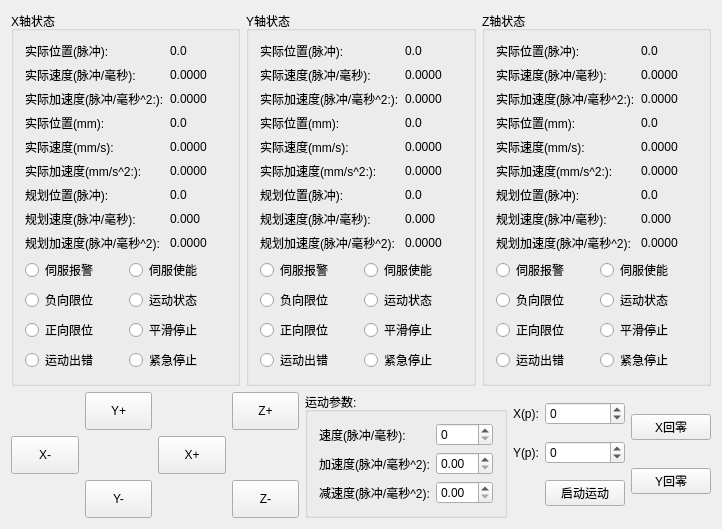
Before: the Qt Designer form GTSSimpleController/Widget/MasterControlWidget.ui in whisper512/GTS, drawn with Qt 5.
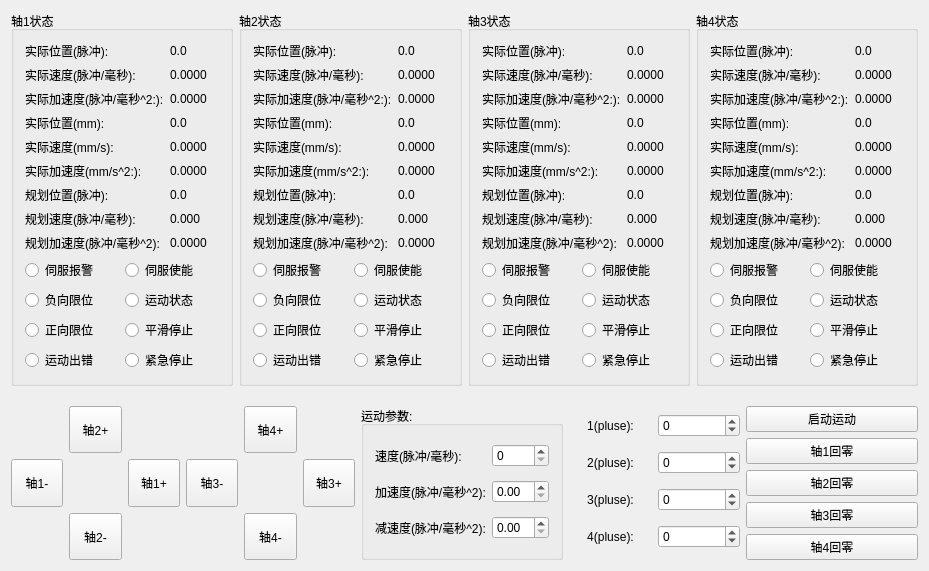
After: the same form once the commit is applied.

The edit to the form file:
```diff
--- a/GTSSimpleController/Widget/MasterControlWidget.ui
+++ b/GTSSimpleController/Widget/MasterControlWidget.ui
@@ -6,20 +6,23 @@
    <rect>
     <x>0</x>
     <y>0</y>
-    <width>722</width>
-    <height>453</height>
+    <width>929</width>
+    <height>493</height>
    </rect>
   </property>
   <property name="windowTitle">
    <string>CMasterControlWidget</string>
   </property>
-  <layout class="QVBoxLayout" name="verticalLayout_4">
+  <layout class="QVBoxLayout" name="verticalLayout_3">
+   <property name="spacing">
+    <number>20</number>
+   </property>
    <item>
-    <layout class="QHBoxLayout" name="horizontalLayout_3">
+    <layout class="QHBoxLayout" name="horizontalLayout_2">
      <item>
-      <widget class="QGroupBox" name="groupBox_AxisStateX">
+      <widget class="QGroupBox" name="groupBox_AxisState1">
        <property name="title">
-        <string>X轴状态</string>
+        <string>轴1状态</string>
        </property>
        <layout class="QVBoxLayout" name="verticalLayout" stretch="7,3">
         <item>
@@ -216,9 +219,9 @@
       </widget>
      </item>
      <item>
-      <widget class="QGroupBox" name="groupBox_AxisStateY">
+      <widget class="QGroupBox" name="groupBox_AxisState2">
        <property name="title">
-        <string>Y轴状态</string>
+        <string>轴2状态</string>
        </property>
        <layout class="QVBoxLayout" name="verticalLayout_5" stretch="7,3">
         <item>
@@ -415,9 +418,9 @@
       </widget>
      </item>
      <item>
-      <widget class="QGroupBox" name="groupBox_AxisStateZ">
+      <widget class="QGroupBox" name="groupBox_AxisState3">
        <property name="title">
-        <string>Z轴状态</string>
+        <string>轴3状态</string>
        </property>
        <layout class="QVBoxLayout" name="verticalLayout_6" stretch="7,3">
         <item>
@@ -602,7 +605,206 @@
            </widget>
           </item>
           <item row="3" column="1">
-           <widget class="QRadioButton" name="radioButton_eStopZ">
+           <widget class="QRadioButton" name="radioButton_eStop3">
+            <property name="text">
+             <string>紧急停止</string>
+            </property>
+           </widget>
+          </item>
+         </layout>
+        </item>
+       </layout>
+      </widget>
+     </item>
+     <item>
+      <widget class="QGroupBox" name="groupBox_AxisState4">
+       <property name="title">
+        <string>轴4状态</string>
+       </property>
+       <layout class="QVBoxLayout" name="verticalLayout_7" stretch="7,3">
+        <item>
+         <layout class="QGridLayout" name="gridLayout_10">
+          <item row="4" column="1">
+           <widget class="QLabel" name="label_actVelData4">
+            <property name="text">
+             <string>0.0000</string>
+            </property>
+           </widget>
+          </item>
+          <item row="7" column="0">
+           <widget class="QLabel" name="label_tgtVel4">
+            <property name="text">
+             <string>规划速度(脉冲/毫秒):</string>
+            </property>
+           </widget>
+          </item>
+          <item row="1" column="1">
+           <widget class="QLabel" name="label_actVelPluseData4">
+            <property name="text">
+             <string>0.0000</string>
+            </property>
+           </widget>
+          </item>
+          <item row="1" column="0">
+           <widget class="QLabel" name="label_actPluseVel4">
+            <property name="text">
+             <string>实际速度(脉冲/毫秒):</string>
+            </property>
+           </widget>
+          </item>
+          <item row="3" column="0">
+           <widget class="QLabel" name="label_actPos4">
+            <property name="text">
+             <string>实际位置(mm):</string>
+            </property>
+           </widget>
+          </item>
+          <item row="2" column="1">
+           <widget class="QLabel" name="label_actPluseAccData4">
+            <property name="text">
+             <string>0.0000</string>
+            </property>
+           </widget>
+          </item>
+          <item row="0" column="1">
+           <widget class="QLabel" name="label_actPosPluseData4">
+            <property name="text">
+             <string>0.0</string>
+            </property>
+           </widget>
+          </item>
+          <item row="2" column="0">
+           <widget class="QLabel" name="label_actPluseAcc4">
+            <property name="text">
+             <string>实际加速度(脉冲/毫秒^2:):</string>
+            </property>
+           </widget>
+          </item>
+          <item row="6" column="1">
+           <widget class="QLabel" name="label_tgtPosData4">
+            <property name="text">
+             <string>0.0</string>
+            </property>
+           </widget>
+          </item>
+          <item row="8" column="0">
+           <widget class="QLabel" name="label_tgtAcc4">
+            <property name="text">
+             <string>规划加速度(脉冲/毫秒^2):</string>
+            </property>
+           </widget>
+          </item>
+          <item row="5" column="1">
+           <widget class="QLabel" name="label_actAccData4">
+            <property name="text">
+             <string>0.0000</string>
+            </property>
+           </widget>
+          </item>
+          <item row="5" column="0">
+           <widget class="QLabel" name="label_actAcc4">
+            <property name="text">
+             <string>实际加速度(mm/s^2:):</string>
+            </property>
+           </widget>
+          </item>
+          <item row="7" column="1">
+           <widget class="QLabel" name="label_tgtVelData4">
+            <property name="text">
+             <string>0.000</string>
+            </property>
+           </widget>
+          </item>
+          <item row="0" column="0">
+           <widget class="QLabel" name="label_actPlusePos4">
+            <property name="text">
+             <string>实际位置(脉冲):</string>
+            </property>
+           </widget>
+          </item>
+          <item row="4" column="0">
+           <widget class="QLabel" name="label_actVel4">
+            <property name="text">
+             <string>实际速度(mm/s):</string>
+            </property>
+           </widget>
+          </item>
+          <item row="8" column="1">
+           <widget class="QLabel" name="label_tgtAccData4">
+            <property name="text">
+             <string>0.0000</string>
+            </property>
+           </widget>
+          </item>
+          <item row="3" column="1">
+           <widget class="QLabel" name="label_actPosData4">
+            <property name="text">
+             <string>0.0</string>
+            </property>
+           </widget>
+          </item>
+          <item row="6" column="0">
+           <widget class="QLabel" name="label_tgtPos4">
+            <property name="text">
+             <string>规划位置(脉冲):</string>
+            </property>
+           </widget>
+          </item>
+         </layout>
+        </item>
+        <item>
+         <layout class="QGridLayout" name="gridLayout_11">
+          <item row="0" column="0">
+           <widget class="QRadioButton" name="radioButton_sevorAlarm4">
+            <property name="text">
+             <string>伺服报警</string>
+            </property>
+           </widget>
+          </item>
+          <item row="0" column="1">
+           <widget class="QRadioButton" name="radioButton_servoEnable4">
+            <property name="text">
+             <string>伺服使能</string>
+            </property>
+           </widget>
+          </item>
+          <item row="1" column="0">
+           <widget class="QRadioButton" name="radioButton_nLimit4">
+            <property name="text">
+             <string>负向限位</string>
+            </property>
+           </widget>
+          </item>
+          <item row="1" column="1">
+           <widget class="QRadioButton" name="radioButton_motionSts4">
+            <property name="text">
+             <string>运动状态</string>
+            </property>
+           </widget>
+          </item>
+          <item row="2" column="0">
+           <widget class="QRadioButton" name="radioButton_pLimit4">
+            <property name="text">
+             <string>正向限位</string>
+            </property>
+           </widget>
+          </item>
+          <item row="2" column="1">
+           <widget class="QRadioButton" name="radioButton_smoothStop4">
+            <property name="text">
+             <string>平滑停止</string>
+            </property>
+           </widget>
+          </item>
+          <item row="3" column="0">
+           <widget class="QRadioButton" name="radioButton_motionErr4">
+            <property name="text">
+             <string>运动出错</string>
+            </property>
+           </widget>
+          </item>
+          <item row="3" column="1">
+           <widget class="QRadioButton" name="radioButton_eStop4">
             <property name="text">
              <string>紧急停止</string>
             </property>
@@ -616,164 +818,195 @@
     </layout>
    </item>
    <item>
-    <layout class="QHBoxLayout" name="horizontalLayout">
+    <layout class="QHBoxLayout" name="horizontalLayout" stretch="2,1,1,1">
      <item>
-      <layout class="QHBoxLayout" name="horizontalLayout_2">
-       <item>
-        <layout class="QGridLayout" name="gridLayout_2">
-         <item row="0" column="1">
-          <widget class="QToolButton" name="toolButton_yPlus">
-           <property name="sizePolicy">
-            <sizepolicy hsizetype="Expanding" vsizetype="Expanding">
-             <horstretch>0</horstretch>
-             <verstretch>0</verstretch>
-            </sizepolicy>
-           </property>
-           <property name="text">
-            <string>Y+</string>
-           </property>
-           <property name="arrowType">
-            <enum>Qt::NoArrow</enum>
-           </property>
-          </widget>
-         </item>
-         <item row="2" column="3">
-          <widget class="QToolButton" name="toolButton_zMinus">
-           <property name="sizePolicy">
-            <sizepolicy hsizetype="Expanding" vsizetype="Expanding">
-             <horstretch>0</horstretch>
-             <verstretch>0</verstretch>
-            </sizepolicy>
-           </property>
-           <property name="text">
-            <string>Z-</string>
-           </property>
-          </widget>
-         </item>
-         <item row="2" column="1">
-          <widget class="QToolButton" name="toolButton_yMinus">
-           <property name="sizePolicy">
-            <sizepolicy hsizetype="Expanding" vsizetype="Expanding">
-             <horstretch>0</horstretch>
-             <verstretch>0</verstretch>
-            </sizepolicy>
-           </property>
-           <property name="text">
-            <string>Y-</string>
-           </property>
-          </widget>
-         </item>
-         <item row="0" column="3">
-          <widget class="QToolButton" name="toolButton_zPlus">
-           <property name="sizePolicy">
-            <sizepolicy hsizetype="Expanding" vsizetype="Expanding">
-             <horstretch>0</horstretch>
-             <verstretch>0</verstretch>
-            </sizepolicy>
-           </property>
-           <property name="text">
-            <string>Z+</string>
-           </property>
-          </widget>
-         </item>
-         <item row="1" column="0">
-          <widget class="QToolButton" name="toolButton_xMinus">
-           <property name="sizePolicy">
-            <sizepolicy hsizetype="Expanding" vsizetype="Expanding">
-             <horstretch>0</horstretch>
-             <verstretch>0</verstretch>
-            </sizepolicy>
-           </property>
-           <property name="text">
-            <string>X-</string>
-           </property>
-          </widget>
-         </item>
-         <item row="1" column="2">
-          <widget class="QToolButton" name="toolButton_xPlus">
-           <property name="sizePolicy">
-            <sizepolicy hsizetype="Expanding" vsizetype="Expanding">
-             <horstretch>0</horstretch>
-             <verstretch>0</verstretch>
-            </sizepolicy>
-           </property>
-           <property name="text">
-            <string>X+</string>
-           </property>
-          </widget>
-         </item>
-        </layout>
+      <layout class="QGridLayout" name="gridLayout_2">
+       <item row="0" column="1">
+        <widget class="QToolButton" name="toolButton_Plus2">
+         <property name="sizePolicy">
+          <sizepolicy hsizetype="Expanding" vsizetype="Expanding">
+           <horstretch>0</horstretch>
+           <verstretch>0</verstretch>
+          </sizepolicy>
+         </property>
+         <property name="text">
+          <string>轴2+</string>
+         </property>
+         <property name="arrowType">
+          <enum>Qt::NoArrow</enum>
+         </property>
+        </widget>
        </item>
-       <item>
-        <widget class="QGroupBox" name="groupBox">
-         <property name="title">
-          <string>运动参数:</string>
+       <item row="0" column="4">
+        <widget class="QToolButton" name="toolButton_Plus4">
+         <property name="sizePolicy">
+          <sizepolicy hsizetype="Expanding" vsizetype="Expanding">
+           <horstretch>0</horstretch>
+           <verstretch>0</verstretch>
+          </sizepolicy>
          </property>
-         <layout class="QVBoxLayout" name="verticalLayout_2">
-          <item>
-           <layout class="QGridLayout" name="gridLayout_5">
-            <item row="0" column="1">
-             <widget class="QSpinBox" name="spinBox_MotionVel"/>
-            </item>
-            <item row="1" column="1">
-             <widget class="QDoubleSpinBox" name="doubleSpinBoxs_Acc"/>
-            </item>
-            <item row="0" column="0">
-             <widget class="QLabel" name="label_MotionVel">
-              <property name="text">
-               <string>速度(脉冲/毫秒):</string>
-              </property>
-             </widget>
-            </item>
-            <item row="2" column="0">
-             <widget class="QLabel" name="label_Dec">
-              <property name="text">
-               <string>减速度(脉冲/毫秒^2):</string>
-              </property>
-             </widget>
-            </item>
-            <item row="2" column="1">
-             <widget class="QDoubleSpinBox" name="doubleSpinBoxs_Dec"/>
-            </item>
-            <item row="1" column="0">
-             <widget class="QLabel" name="label_Acc">
-              <property name="text">
-               <string>加速度(脉冲/毫秒^2):</string>
-              </property>
-             </widget>
-            </item>
-           </layout>
-          </item>
-         </layout>
+         <property name="text">
+          <string>轴4+</string>
+         </property>
         </widget>
        </item>
-      </layout>
-     </item>
-     <item>
-      <layout class="QGridLayout" name="gridLayout_9">
+       <item row="1" column="0">
+        <widget class="QToolButton" name="toolButton_Minus1">
+         <property name="sizePolicy">
+          <sizepolicy hsizetype="Expanding" vsizetype="Expanding">
+           <horstretch>0</horstretch>
+           <verstretch>0</verstretch>
+          </sizepolicy>
+         </property>
+         <property name="text">
+          <string>轴1-</string>
+         </property>
+        </widget>
+       </item>
+       <item row="1" column="2">
+        <widget class="QToolButton" name="toolButton_Plus1">
+         <property name="sizePolicy">
+          <sizepolicy hsizetype="Expanding" vsizetype="Expanding">
+           <horstretch>0</horstretch>
+           <verstretch>0</verstretch>
+          </sizepolicy>
+         </property>
+         <property name="text">
+          <string>轴1+</string>
+         </property>
+        </widget>
+       </item>
+       <item row="1" column="3">
+        <widget class="QToolButton" name="toolButton_Minus3">
+         <property name="sizePolicy">
+          <sizepolicy hsizetype="Expanding" vsizetype="Expanding">
+           <horstretch>0</horstretch>
+           <verstretch>0</verstretch>
+          </sizepolicy>
+         </property>
+         <property name="text">
+          <string>轴3-</string>
+         </property>
+        </widget>
+       </item>
+       <item row="1" column="5">
+        <widget class="QToolButton" name="toolButton_Plus3">
+         <property name="sizePolicy">
+          <sizepolicy hsizetype="Expanding" vsizetype="Expanding">
+           <horstretch>0</horstretch>
+           <verstretch>0</verstretch>
+          </sizepolicy>
+         </property>
+         <property name="text">
+          <string>轴3+</string>
+         </property>
+        </widget>
+       </item>
        <item row="2" column="1">
-        <widget class="QPushButton" name="pushButton_ActMotion">
+        <widget class="QToolButton" name="toolButton_Minus2">
+         <property name="sizePolicy">
+          <sizepolicy hsizetype="Expanding" vsizetype="Expanding">
+           <horstretch>0</horstretch>
+           <verstretch>0</verstretch>
+          </sizepolicy>
+         </property>
          <property name="text">
-          <string>启动运动</string>
+          <string>轴2-</string>
          </property>
         </widget>
        </item>
+       <item row="2" column="4">
+        <widget class="QToolButton" name="toolButton_Minus4">
+         <property name="sizePolicy">
+          <sizepolicy hsizetype="Expanding" vsizetype="Expanding">
+           <horstretch>0</horstretch>
+           <verstretch>0</verstretch>
+          </sizepolicy>
+         </property>
+         <property name="text">
+          <string>轴4-</string>
+         </property>
+        </widget>
+       </item>
+      </layout>
+     </item>
+     <item>
+      <widget class="QGroupBox" name="groupBox">
+       <property name="title">
+        <string>运动参数:</string>
+       </property>
+       <layout class="QGridLayout" name="gridLayout_9">
+        <item row="0" column="0">
+         <widget class="QLabel" name="label_MotionVel">
+          <property name="text">
+           <string>速度(脉冲/毫秒):</string>
+          </property>
+         </widget>
+        </item>
+        <item row="0" column="1">
+         <widget class="QSpinBox" name="spinBox_MotionVel">
+          <property name="maximum">
+           <number>500</number>
+          </property>
+         </widget>
+        </item>
+        <item row="1" column="0">
+         <widget class="QLabel" name="label_Acc">
+          <property name="text">
+           <string>加速度(脉冲/毫秒^2):</string>
+          </property>
+         </widget>
+        </item>
+        <item row="1" column="1">
+         <widget class="QDoubleSpinBox" name="doubleSpinBoxs_Acc"/>
+        </item>
+        <item row="2" column="0">
+         <widget class="QLabel" name="label_Dec">
+          <property name="text">
+           <string>减速度(脉冲/毫秒^2):</string>
+          </property>
+         </widget>
+        </item>
+        <item row="2" column="1">
+         <widget class="QDoubleSpinBox" name="doubleSpinBoxs_Dec"/>
+        </item>
+       </layout>
+      </widget>
+     </item>
+     <item>
+      <layout class="QGridLayout" name="gridLayout_5">
        <item row="0" column="0">
-        <widget class="QLabel" name="label_curPos">
+        <widget class="QLabel" name="label_curPos1">
          <property name="text">
-          <string>X(p):</string>
+          <string>1(pluse):</string>
+         </property>
+         <property name="alignment">
+          <set>Qt::AlignCenter</set>
+         </property>
+        </widget>
+       </item>
+       <item row="0" column="1">
+        <widget class="QSpinBox" name="spinBox_curPos1">
+         <property name="minimum">
+          <number>-999999</number>
+         </property>
+         <property name="maximum">
+          <number>999999</number>
          </property>
         </widget>
        </item>
        <item row="1" column="0">
-        <widget class="QLabel" name="label_curPos_2">
+        <widget class="QLabel" name="label_curPos2">
          <property name="text">
-          <string>Y(p):</string>
+          <string>2(pluse):</string>
+         </property>
+         <property name="alignment">
+          <set>Qt::AlignCenter</set>
          </property>
         </widget>
        </item>
        <item row="1" column="1">
-        <widget class="QSpinBox" name="spinBox_curPosY">
+        <widget class="QSpinBox" name="spinBox_curPos2">
          <property name="minimum">
           <number>-999999</number>
          </property>
@@ -782,8 +1015,38 @@
          </property>
         </widget>
        </item>
-       <item row="0" column="1">
-        <widget class="QSpinBox" name="spinBox_curPosX">
+       <item row="2" column="0">
+        <widget class="QLabel" name="label_curPos3">
+         <property name="text">
+          <string>3(pluse):</string>
+         </property>
+         <property name="alignment">
+          <set>Qt::AlignCenter</set>
+         </property>
+        </widget>
+       </item>
+       <item row="2" column="1">
+        <widget class="QSpinBox" name="spinBox_curPos3">
+         <property name="minimum">
+          <number>-999999</number>
+         </property>
+         <property name="maximum">
+          <number>999999</number>
+         </property>
+        </widget>
+       </item>
+       <item row="3" column="0">
+        <widget class="QLabel" name="label_curPos4">
+         <property name="text">
+          <string>4(pluse):</string>
+         </property>
+         <property name="alignment">
+          <set>Qt::AlignCenter</set>
+         </property>
+        </widget>
+       </item>
+       <item row="3" column="1">
+        <widget class="QSpinBox" name="spinBox_curPos4">
          <property name="minimum">
           <number>-999999</number>
          </property>
@@ -795,18 +1058,69 @@
       </layout>
      </item>
      <item>
-      <layout class="QVBoxLayout" name="verticalLayout_3">
+      <layout class="QVBoxLayout" name="verticalLayout_2">
        <item>
-        <widget class="QPushButton" name="pushButton">
+        <widget class="QPushButton" name="pushButton_ActMotion">
+         <property name="sizePolicy">
+          <sizepolicy hsizetype="Minimum" vsizetype="Expanding">
+           <horstretch>0</horstretch>
+           <verstretch>0</verstretch>
+          </sizepolicy>
+         </property>
          <property name="text">
-          <string>X回零</string>
+          <string>启动运动</string>
          </property>
         </widget>
        </item>
        <item>
-        <widget class="QPushButton" name="pushButton_2">
+        <widget class="QPushButton" name="pushButtonHome1">
+         <property name="sizePolicy">
+          <sizepolicy hsizetype="Minimum" vsizetype="Expanding">
+           <horstretch>0</horstretch>
+           <verstretch>0</verstretch>
+          </sizepolicy>
+         </property>
          <property name="text">
-          <string>Y回零</string>
+          <string>轴1回零</string>
+         </property>
+        </widget>
+       </item>
+       <item>
+        <widget class="QPushButton" name="pushButtonHome2">
+         <property name="sizePolicy">
+          <sizepolicy hsizetype="Minimum" vsizetype="Expanding">
+           <horstretch>0</horstretch>
+           <verstretch>0</verstretch>
+          </sizepolicy>
+         </property>
+         <property name="text">
+          <string>轴2回零</string>
+         </property>
+        </widget>
+       </item>
+       <item>
+        <widget class="QPushButton" name="pushButtonHome3">
+         <property name="sizePolicy">
+          <sizepolicy hsizetype="Minimum" vsizetype="Expanding">
+           <horstretch>0</horstretch>
+           <verstretch>0</verstretch>
+          </sizepolicy>
+         </property>
+         <property name="text">
+          <string>轴3回零</string>
+         </property>
+        </widget>
+       </item>
+       <item>
+        <widget class="QPushButton" name="pushButtonHome4">
+         <property name="sizePolicy">
+          <sizepolicy hsizetype="Minimum" vsizetype="Expanding">
+           <horstretch>0</horstretch>
+           <verstretch>0</verstretch>
+          </sizepolicy>
+         </property>
+         <property name="text">
+          <string>轴4回零</string>
          </property>
         </widget>
        </item>
```
Left out of the diff: 154 changed lines with no effect on the pictures.
